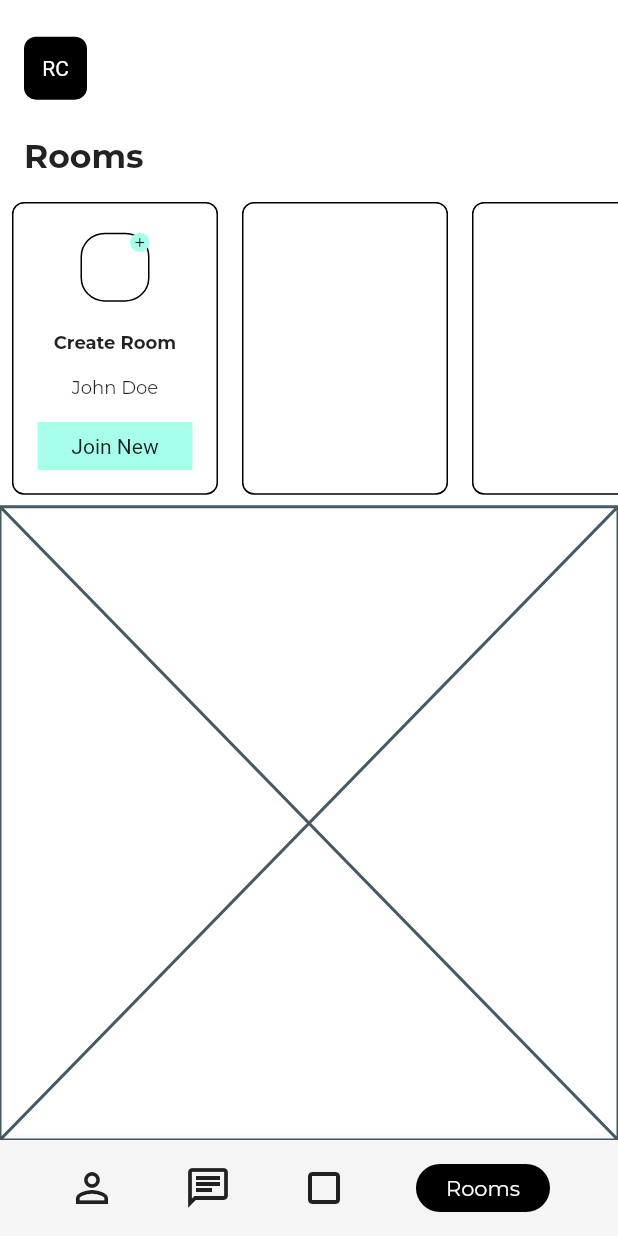
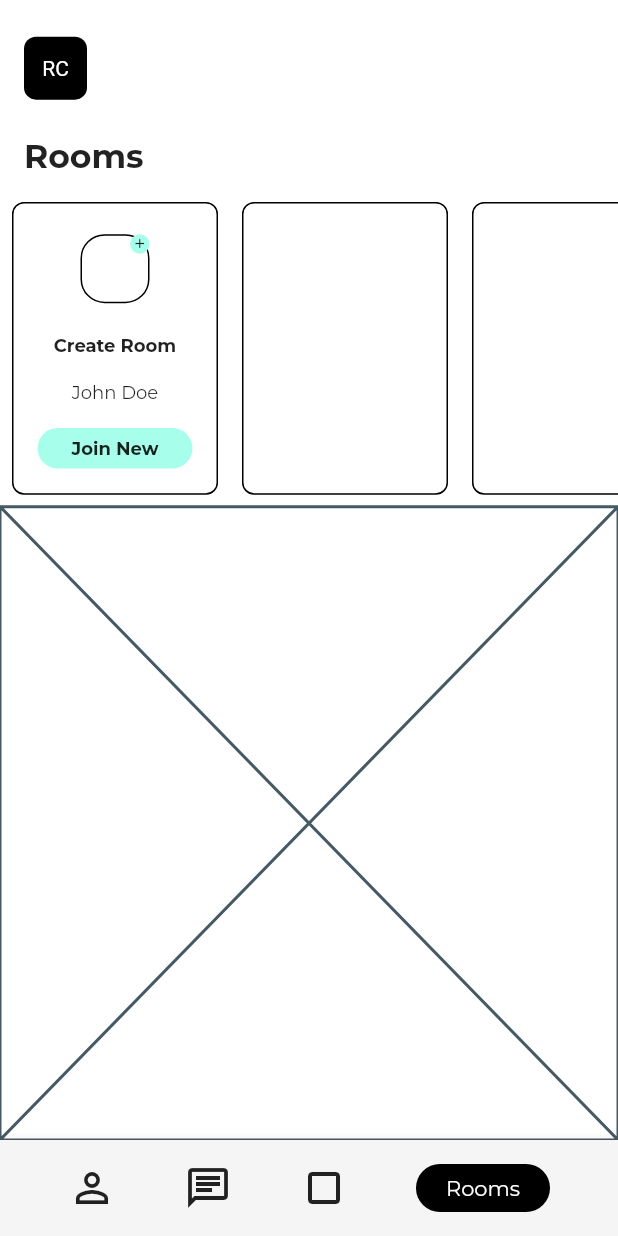
Before and after one commit to JAICHANGPARK/flutter_notebook_8th_story, a Flutter app: the RoomsPage screen opened by its route, on a phone screen of 412 x 824 dp. Run offline on Flutter 3.47's test engine with Material 2 defaults, Android fonts, the phone set to English and light mode, and no system bars; our stand-ins replace badges, flutter_hooks, google_fonts, hooks_riverpod, state_notifier.

Commit message:
Update rooms_page.dart

```diff
--- a/lib/ep588_social_app/rooms_page.dart
+++ b/lib/ep588_social_app/rooms_page.dart
@@ -118,10 +118,17 @@ class _RoomsPageState extends State<RoomsPage> {
                               ),
                               Container(
                                 margin: EdgeInsets.symmetric(horizontal: 16),
-                                padding: EdgeInsets.symmetric(horizontal: 8, vertical: 8),
-                                decoration: BoxDecoration(color: Colors.tealAccent[100]),
+                                padding: EdgeInsets.symmetric(horizontal: 8, vertical: 6),
+                                decoration: BoxDecoration(
+                                    color: Colors.tealAccent[100], borderRadius: BorderRadius.circular(16)),
                                 child: Center(
-                                  child: Text("Join New"),
+                                  child: Text(
+                                    "Join New",
+                                    style: GoogleFonts.montserrat(
+                                      fontSize: 12,
+                                      fontWeight: FontWeight.bold,
+                                    ),
+                                  ),
                                 ),
                               )
                             ],
```
